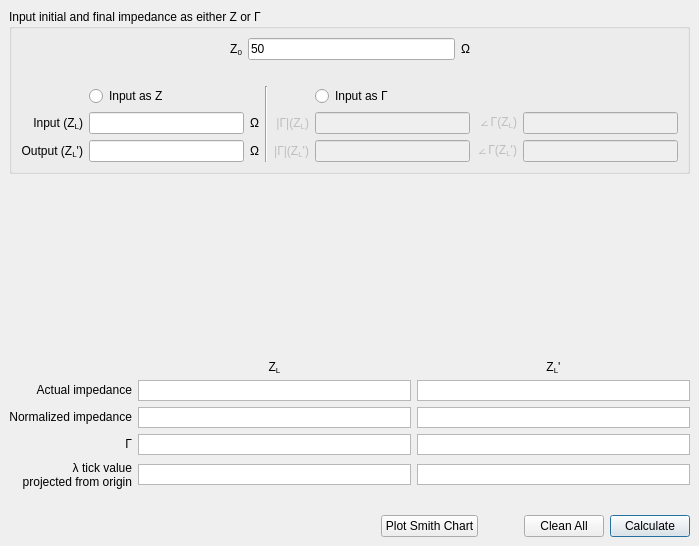
First picture: the form in ui/smith_chart.ui, repository urbanij/syRF, before the edit.
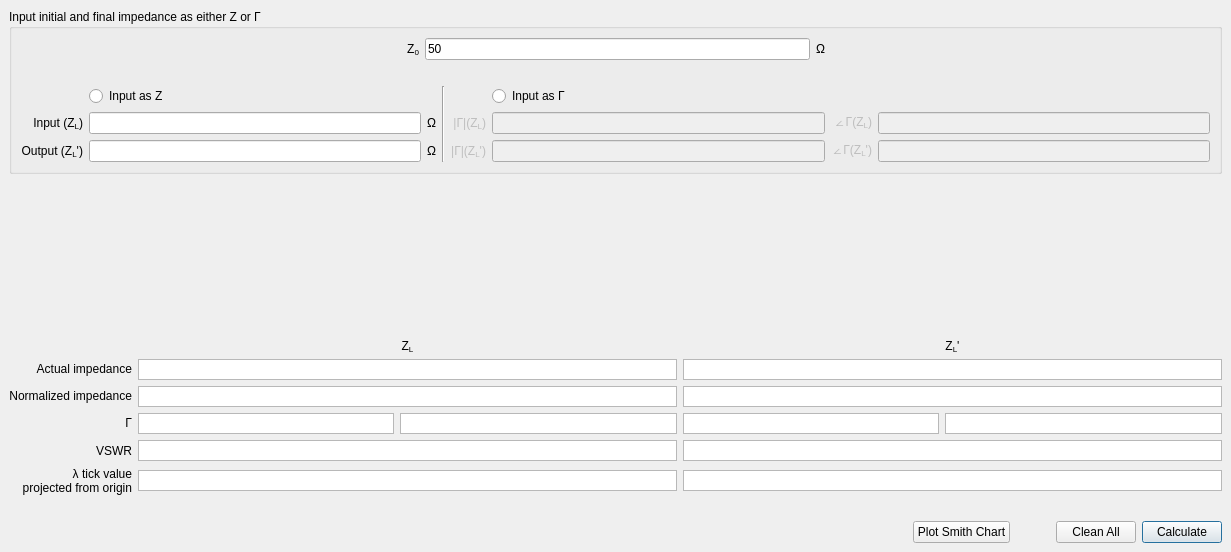
Second picture: the form after the edit.

Commit message: added VSWR and Γ to Smith Chart UI

```diff
--- a/ui/smith_chart.ui
+++ b/ui/smith_chart.ui
@@ -7,8 +7,8 @@
    <rect>
     <x>0</x>
     <y>0</y>
-    <width>699</width>
-    <height>546</height>
+    <width>1231</width>
+    <height>552</height>
    </rect>
   </property>
   <property name="windowTitle">
@@ -312,29 +312,7 @@
       </item>
       <item>
        <layout class="QGridLayout" name="gridLayout_11">
-        <item row="0" column="1">
-         <widget class="QLabel" name="label_99">
-          <property name="sizePolicy">
-           <sizepolicy hsizetype="Expanding" vsizetype="Fixed">
-            <horstretch>0</horstretch>
-            <verstretch>0</verstretch>
-           </sizepolicy>
-          </property>
-          <property name="maximumSize">
-           <size>
-            <width>16777215</width>
-            <height>21</height>
-           </size>
-          </property>
-          <property name="text">
-           <string>&lt;html&gt;&lt;head/&gt;&lt;body&gt;&lt;p&gt;Z&lt;span style=&quot; vertical-align:sub;&quot;&gt;L&lt;/span&gt;&lt;/p&gt;&lt;/body&gt;&lt;/html&gt;</string>
-          </property>
-          <property name="alignment">
-           <set>Qt::AlignCenter</set>
-          </property>
-         </widget>
-        </item>
-        <item row="0" column="2">
+        <item row="0" column="3" colspan="2">
          <widget class="QLabel" name="label_100">
           <property name="sizePolicy">
            <sizepolicy hsizetype="Expanding" vsizetype="Fixed">
@@ -356,6 +334,193 @@
           </property>
          </widget>
         </item>
+        <item row="5" column="3" colspan="2">
+         <widget class="QTextBrowser" name="lambda_tick_zout_box">
+          <property name="sizePolicy">
+           <sizepolicy hsizetype="MinimumExpanding" vsizetype="Expanding">
+            <horstretch>0</horstretch>
+            <verstretch>0</verstretch>
+           </sizepolicy>
+          </property>
+          <property name="maximumSize">
+           <size>
+            <width>16777215</width>
+            <height>21</height>
+           </size>
+          </property>
+          <property name="verticalScrollBarPolicy">
+           <enum>Qt::ScrollBarAlwaysOff</enum>
+          </property>
+         </widget>
+        </item>
+        <item row="2" column="1" colspan="2">
+         <widget class="QTextBrowser" name="z_in_box">
+          <property name="sizePolicy">
+           <sizepolicy hsizetype="MinimumExpanding" vsizetype="Expanding">
+            <horstretch>0</horstretch>
+            <verstretch>0</verstretch>
+           </sizepolicy>
+          </property>
+          <property name="maximumSize">
+           <size>
+            <width>16777215</width>
+            <height>21</height>
+           </size>
+          </property>
+          <property name="verticalScrollBarPolicy">
+           <enum>Qt::ScrollBarAlwaysOff</enum>
+          </property>
+         </widget>
+        </item>
+        <item row="3" column="1">
+         <widget class="QTextBrowser" name="gamma_zin_actual_box">
+          <property name="sizePolicy">
+           <sizepolicy hsizetype="Fixed" vsizetype="Expanding">
+            <horstretch>0</horstretch>
+            <verstretch>0</verstretch>
+           </sizepolicy>
+          </property>
+          <property name="maximumSize">
+           <size>
+            <width>16777215</width>
+            <height>21</height>
+           </size>
+          </property>
+          <property name="verticalScrollBarPolicy">
+           <enum>Qt::ScrollBarAlwaysOff</enum>
+          </property>
+         </widget>
+        </item>
+        <item row="2" column="3" colspan="2">
+         <widget class="QTextBrowser" name="z_out_box">
+          <property name="sizePolicy">
+           <sizepolicy hsizetype="MinimumExpanding" vsizetype="Expanding">
+            <horstretch>0</horstretch>
+            <verstretch>0</verstretch>
+           </sizepolicy>
+          </property>
+          <property name="maximumSize">
+           <size>
+            <width>16777215</width>
+            <height>21</height>
+           </size>
+          </property>
+          <property name="verticalScrollBarPolicy">
+           <enum>Qt::ScrollBarAlwaysOff</enum>
+          </property>
+         </widget>
+        </item>
+        <item row="5" column="1" colspan="2">
+         <widget class="QTextBrowser" name="lambda_tick_zin_box">
+          <property name="sizePolicy">
+           <sizepolicy hsizetype="MinimumExpanding" vsizetype="Expanding">
+            <horstretch>0</horstretch>
+            <verstretch>0</verstretch>
+           </sizepolicy>
+          </property>
+          <property name="maximumSize">
+           <size>
+            <width>16777215</width>
+            <height>21</height>
+           </size>
+          </property>
+          <property name="verticalScrollBarPolicy">
+           <enum>Qt::ScrollBarAlwaysOff</enum>
+          </property>
+         </widget>
+        </item>
+        <item row="1" column="1" colspan="2">
+         <widget class="QTextBrowser" name="z_in_box_2">
+          <property name="sizePolicy">
+           <sizepolicy hsizetype="MinimumExpanding" vsizetype="Expanding">
+            <horstretch>0</horstretch>
+            <verstretch>0</verstretch>
+           </sizepolicy>
+          </property>
+          <property name="maximumSize">
+           <size>
+            <width>16777215</width>
+            <height>21</height>
+           </size>
+          </property>
+          <property name="verticalScrollBarPolicy">
+           <enum>Qt::ScrollBarAlwaysOff</enum>
+          </property>
+         </widget>
+        </item>
+        <item row="1" column="3" colspan="2">
+         <widget class="QTextBrowser" name="z_in_box_5">
+          <property name="sizePolicy">
+           <sizepolicy hsizetype="MinimumExpanding" vsizetype="Expanding">
+            <horstretch>0</horstretch>
+            <verstretch>0</verstretch>
+           </sizepolicy>
+          </property>
+          <property name="maximumSize">
+           <size>
+            <width>16777215</width>
+            <height>21</height>
+           </size>
+          </property>
+          <property name="verticalScrollBarPolicy">
+           <enum>Qt::ScrollBarAlwaysOff</enum>
+          </property>
+         </widget>
+        </item>
+        <item row="5" column="0">
+         <widget class="QLabel" name="label_97">
+          <property name="sizePolicy">
+           <sizepolicy hsizetype="Minimum" vsizetype="Fixed">
+            <horstretch>0</horstretch>
+            <verstretch>0</verstretch>
+           </sizepolicy>
+          </property>
+          <property name="text">
+           <string>&lt;html&gt;&lt;head/&gt;&lt;body&gt;&lt;p&gt;λ tick value &lt;br/&gt;projected from origin&lt;/p&gt;&lt;/body&gt;&lt;/html&gt;</string>
+          </property>
+          <property name="alignment">
+           <set>Qt::AlignRight|Qt::AlignTrailing|Qt::AlignVCenter</set>
+          </property>
+         </widget>
+        </item>
+        <item row="0" column="1" colspan="2">
+         <widget class="QLabel" name="label_99">
+          <property name="sizePolicy">
+           <sizepolicy hsizetype="Expanding" vsizetype="Fixed">
+            <horstretch>0</horstretch>
+            <verstretch>0</verstretch>
+           </sizepolicy>
+          </property>
+          <property name="maximumSize">
+           <size>
+            <width>16777215</width>
+            <height>21</height>
+           </size>
+          </property>
+          <property name="text">
+           <string>&lt;html&gt;&lt;head/&gt;&lt;body&gt;&lt;p&gt;Z&lt;span style=&quot; vertical-align:sub;&quot;&gt;L&lt;/span&gt;&lt;/p&gt;&lt;/body&gt;&lt;/html&gt;</string>
+          </property>
+          <property name="alignment">
+           <set>Qt::AlignCenter</set>
+          </property>
+         </widget>
+        </item>
+        <item row="3" column="0">
+         <widget class="QLabel" name="label_96">
+          <property name="sizePolicy">
+           <sizepolicy hsizetype="Minimum" vsizetype="Fixed">
+            <horstretch>0</horstretch>
+            <verstretch>0</verstretch>
+           </sizepolicy>
+          </property>
+          <property name="text">
+           <string>&lt;html&gt;&lt;head/&gt;&lt;body&gt;&lt;p&gt;Γ&lt;/p&gt;&lt;/body&gt;&lt;/html&gt;</string>
+          </property>
+          <property name="alignment">
+           <set>Qt::AlignRight|Qt::AlignTrailing|Qt::AlignVCenter</set>
+          </property>
+         </widget>
+        </item>
         <item row="1" column="0">
          <widget class="QLabel" name="label_94">
           <property name="sizePolicy">
@@ -372,29 +537,10 @@
           </property>
          </widget>
         </item>
-        <item row="1" column="1">
-         <widget class="QTextBrowser" name="z_in_box_2">
+        <item row="3" column="3">
+         <widget class="QTextBrowser" name="gamma_zout_actual_box">
           <property name="sizePolicy">
-           <sizepolicy hsizetype="MinimumExpanding" vsizetype="Expanding">
-            <horstretch>0</horstretch>
-            <verstretch>0</verstretch>
-           </sizepolicy>
-          </property>
-          <property name="maximumSize">
-           <size>
-            <width>16777215</width>
-            <height>21</height>
-           </size>
-          </property>
-          <property name="verticalScrollBarPolicy">
-           <enum>Qt::ScrollBarAlwaysOff</enum>
-          </property>
-         </widget>
-        </item>
-        <item row="1" column="2">
-         <widget class="QTextBrowser" name="z_in_box_5">
-          <property name="sizePolicy">
-           <sizepolicy hsizetype="MinimumExpanding" vsizetype="Expanding">
+           <sizepolicy hsizetype="Fixed" vsizetype="Expanding">
             <horstretch>0</horstretch>
             <verstretch>0</verstretch>
            </sizepolicy>
@@ -426,80 +572,26 @@
           </property>
          </widget>
         </item>
-        <item row="2" column="1">
-         <widget class="QTextBrowser" name="z_in_box">
-          <property name="sizePolicy">
-           <sizepolicy hsizetype="MinimumExpanding" vsizetype="Expanding">
-            <horstretch>0</horstretch>
-            <verstretch>0</verstretch>
-           </sizepolicy>
-          </property>
-          <property name="maximumSize">
-           <size>
-            <width>16777215</width>
-            <height>21</height>
-           </size>
-          </property>
-          <property name="verticalScrollBarPolicy">
-           <enum>Qt::ScrollBarAlwaysOff</enum>
-          </property>
-         </widget>
-        </item>
-        <item row="2" column="2">
-         <widget class="QTextBrowser" name="z_out_box">
-          <property name="sizePolicy">
-           <sizepolicy hsizetype="MinimumExpanding" vsizetype="Expanding">
-            <horstretch>0</horstretch>
-            <verstretch>0</verstretch>
-           </sizepolicy>
-          </property>
-          <property name="maximumSize">
-           <size>
-            <width>16777215</width>
-            <height>21</height>
-           </size>
-          </property>
-          <property name="verticalScrollBarPolicy">
-           <enum>Qt::ScrollBarAlwaysOff</enum>
-          </property>
-         </widget>
-        </item>
-        <item row="3" column="0">
-         <widget class="QLabel" name="label_96">
-          <property name="sizePolicy">
-           <sizepolicy hsizetype="Minimum" vsizetype="Fixed">
-            <horstretch>0</horstretch>
-            <verstretch>0</verstretch>
-           </sizepolicy>
-          </property>
-          <property name="text">
-           <string>&lt;html&gt;&lt;head/&gt;&lt;body&gt;&lt;p&gt;Γ&lt;/p&gt;&lt;/body&gt;&lt;/html&gt;</string>
-          </property>
-          <property name="alignment">
-           <set>Qt::AlignRight|Qt::AlignTrailing|Qt::AlignVCenter</set>
-          </property>
-         </widget>
-        </item>
-        <item row="3" column="1">
-         <widget class="QTextBrowser" name="gamma_zin_box">
-          <property name="sizePolicy">
-           <sizepolicy hsizetype="MinimumExpanding" vsizetype="Expanding">
-            <horstretch>0</horstretch>
-            <verstretch>0</verstretch>
-           </sizepolicy>
-          </property>
-          <property name="maximumSize">
-           <size>
-            <width>16777215</width>
-            <height>21</height>
-           </size>
-          </property>
-          <property name="verticalScrollBarPolicy">
-           <enum>Qt::ScrollBarAlwaysOff</enum>
-          </property>
-         </widget>
-        </item>
         <item row="3" column="2">
+         <widget class="QTextBrowser" name="gamma_zin_box">
+          <property name="sizePolicy">
+           <sizepolicy hsizetype="MinimumExpanding" vsizetype="Expanding">
+            <horstretch>0</horstretch>
+            <verstretch>0</verstretch>
+           </sizepolicy>
+          </property>
+          <property name="maximumSize">
+           <size>
+            <width>16777215</width>
+            <height>21</height>
+           </size>
+          </property>
+          <property name="verticalScrollBarPolicy">
+           <enum>Qt::ScrollBarAlwaysOff</enum>
+          </property>
+         </widget>
+        </item>
+        <item row="3" column="4">
          <widget class="QTextBrowser" name="gamma_zout_box">
           <property name="sizePolicy">
            <sizepolicy hsizetype="MinimumExpanding" vsizetype="Expanding">
@@ -518,43 +610,37 @@
           </property>
          </widget>
         </item>
+        <item row="4" column="1" colspan="2">
+         <widget class="QTextBrowser" name="vswr_zin_box">
+          <property name="sizePolicy">
+           <sizepolicy hsizetype="MinimumExpanding" vsizetype="Expanding">
+            <horstretch>0</horstretch>
+            <verstretch>0</verstretch>
+           </sizepolicy>
+          </property>
+          <property name="maximumSize">
+           <size>
+            <width>16777215</width>
+            <height>21</height>
+           </size>
+          </property>
+          <property name="verticalScrollBarPolicy">
+           <enum>Qt::ScrollBarAlwaysOff</enum>
+          </property>
+         </widget>
+        </item>
         <item row="4" column="0">
-         <widget class="QLabel" name="label_97">
-          <property name="sizePolicy">
-           <sizepolicy hsizetype="Minimum" vsizetype="Fixed">
-            <horstretch>0</horstretch>
-            <verstretch>0</verstretch>
-           </sizepolicy>
-          </property>
+         <widget class="QLabel" name="label">
           <property name="text">
-           <string>&lt;html&gt;&lt;head/&gt;&lt;body&gt;&lt;p&gt;λ tick value &lt;br/&gt;projected from origin&lt;/p&gt;&lt;/body&gt;&lt;/html&gt;</string>
+           <string>VSWR</string>
           </property>
           <property name="alignment">
            <set>Qt::AlignRight|Qt::AlignTrailing|Qt::AlignVCenter</set>
           </property>
          </widget>
         </item>
-        <item row="4" column="1">
-         <widget class="QTextBrowser" name="lambda_tick_zin_box">
-          <property name="sizePolicy">
-           <sizepolicy hsizetype="MinimumExpanding" vsizetype="Expanding">
-            <horstretch>0</horstretch>
-            <verstretch>0</verstretch>
-           </sizepolicy>
-          </property>
-          <property name="maximumSize">
-           <size>
-            <width>16777215</width>
-            <height>21</height>
-           </size>
-          </property>
-          <property name="verticalScrollBarPolicy">
-           <enum>Qt::ScrollBarAlwaysOff</enum>
-          </property>
-         </widget>
-        </item>
-        <item row="4" column="2">
-         <widget class="QTextBrowser" name="lambda_tick_zout_box">
+        <item row="4" column="3" colspan="2">
+         <widget class="QTextBrowser" name="vswr_zout_box">
           <property name="sizePolicy">
            <sizepolicy hsizetype="MinimumExpanding" vsizetype="Expanding">
             <horstretch>0</horstretch>
```
The commit also changes 2 other files.
